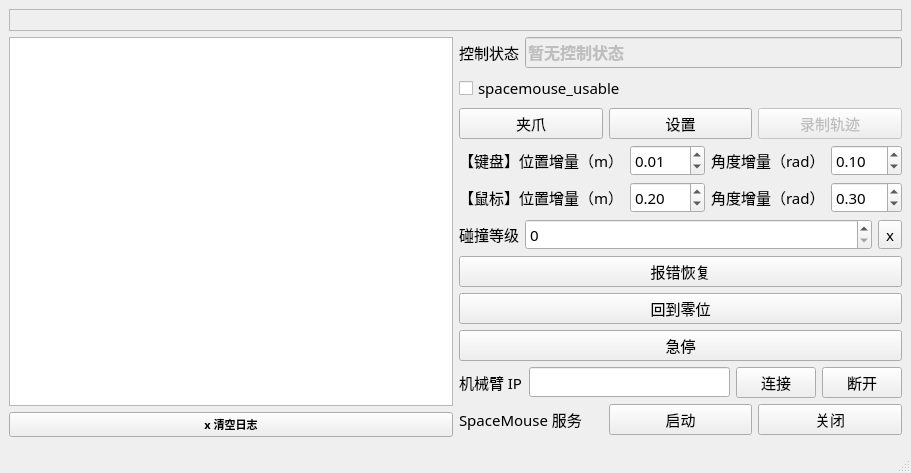
Qt form ui/form.ui (Wel2018/realman_teleop) before a commit.
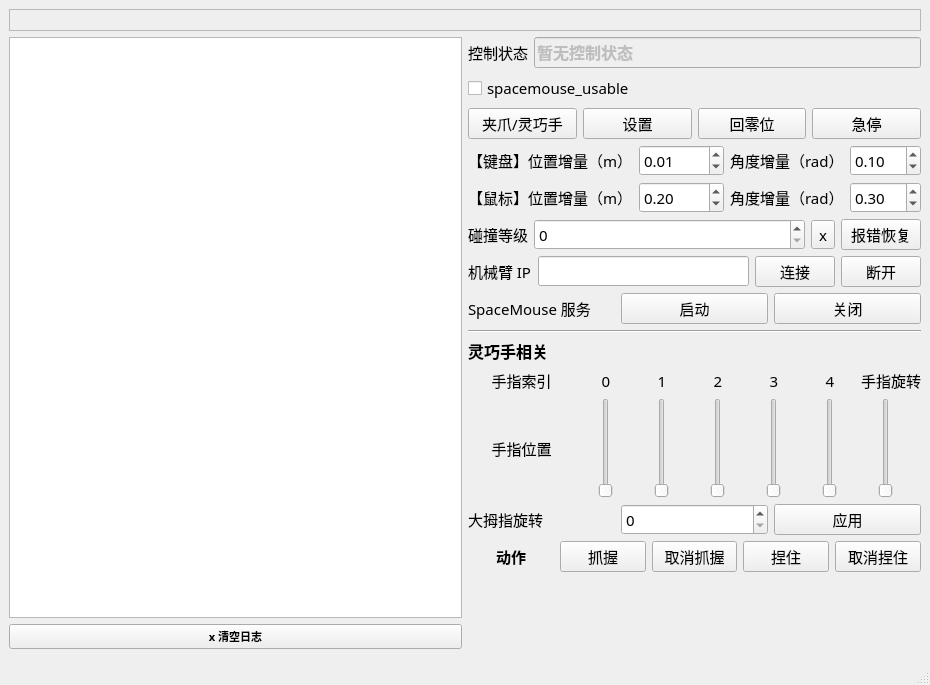
The same form after that commit.

Commit message: 适配灵巧手抓取方式

The edit to the form file:
```diff
--- a/ui/form.ui
+++ b/ui/form.ui
@@ -7,8 +7,8 @@
    <rect>
     <x>0</x>
     <y>0</y>
-    <width>911</width>
-    <height>473</height>
+    <width>930</width>
+    <height>685</height>
    </rect>
   </property>
   <property name="font">
@@ -120,7 +120,7 @@
             <item>
              <widget class="QPushButton" name="btn_gripper">
               <property name="text">
-               <string>夹爪</string>
+               <string>夹爪/灵巧手</string>
               </property>
              </widget>
             </item>
@@ -150,12 +150,16 @@
              </widget>
             </item>
             <item>
-             <widget class="QPushButton" name="btn_rec">
-              <property name="enabled">
-               <bool>false</bool>
+             <widget class="QPushButton" name="btn_gozero">
+              <property name="text">
+               <string>回零位</string>
               </property>
+             </widget>
+            </item>
+            <item>
+             <widget class="QPushButton" name="btn_stop">
               <property name="text">
-               <string>录制轨迹</string>
+               <string>急停</string>
               </property>
              </widget>
             </item>
@@ -377,29 +381,15 @@
               </property>
              </widget>
             </item>
+            <item>
+             <widget class="QPushButton" name="btn_recover">
+              <property name="text">
+               <string>报错恢复</string>
+              </property>
+             </widget>
+            </item>
            </layout>
           </item>
-          <item>
-           <widget class="QPushButton" name="btn_recover">
-            <property name="text">
-             <string>报错恢复</string>
-            </property>
-           </widget>
-          </item>
-          <item>
-           <widget class="QPushButton" name="btn_gozero">
-            <property name="text">
-             <string>回到零位</string>
-            </property>
-           </widget>
-          </item>
-          <item>
-           <widget class="QPushButton" name="btn_stop">
-            <property name="text">
-             <string>急停</string>
-            </property>
-           </widget>
-          </item>
           <item>
            <layout class="QHBoxLayout" name="horizontalLayout_4">
             <item>
@@ -457,6 +447,287 @@
             </item>
            </layout>
           </item>
+          <item>
+           <widget class="Line" name="line">
+            <property name="orientation">
+             <enum>Qt::Orientation::Horizontal</enum>
+            </property>
+           </widget>
+          </item>
+          <item>
+           <widget class="QLabel" name="label_2">
+            <property name="font">
+             <font>
+              <family>Microsoft YaHei</family>
+              <pointsize>12</pointsize>
+              <bold>true</bold>
+             </font>
+            </property>
+            <property name="text">
+             <string>灵巧手相关</string>
+            </property>
+           </widget>
+          </item>
+          <item>
+           <layout class="QGridLayout" name="gridLayout_2">
+            <item row="0" column="0">
+             <widget class="QLabel" name="label_20">
+              <property name="text">
+               <string>手指索引</string>
+              </property>
+              <property name="alignment">
+               <set>Qt::AlignmentFlag::AlignCenter</set>
+              </property>
+             </widget>
+            </item>
+            <item row="0" column="1">
+             <widget class="QLabel" name="label_16">
+              <property name="text">
+               <string>0</string>
+              </property>
+              <property name="alignment">
+               <set>Qt::AlignmentFlag::AlignCenter</set>
+              </property>
+             </widget>
+            </item>
+            <item row="0" column="2">
+             <widget class="QLabel" name="label_22">
+              <property name="text">
+               <string>1</string>
+              </property>
+              <property name="alignment">
+               <set>Qt::AlignmentFlag::AlignCenter</set>
+              </property>
+             </widget>
+            </item>
+            <item row="0" column="3">
+             <widget class="QLabel" name="label_17">
+              <property name="text">
+               <string>2</string>
+              </property>
+              <property name="alignment">
+               <set>Qt::AlignmentFlag::AlignCenter</set>
+              </property>
+             </widget>
+            </item>
+            <item row="0" column="4">
+             <widget class="QLabel" name="label_21">
+              <property name="text">
+               <string>3</string>
+              </property>
+              <property name="alignment">
+               <set>Qt::AlignmentFlag::AlignCenter</set>
+              </property>
+             </widget>
+            </item>
+            <item row="0" column="5">
+             <widget class="QLabel" name="label_19">
+              <property name="text">
+               <string>4</string>
+              </property>
+              <property name="alignment">
+               <set>Qt::AlignmentFlag::AlignCenter</set>
+              </property>
+             </widget>
+            </item>
+            <item row="0" column="6">
+             <widget class="QLabel" name="label_18">
+              <property name="text">
+               <string>手指旋转</string>
+              </property>
+             </widget>
+            </item>
+            <item row="1" column="0">
+             <widget class="QLabel" name="label_15">
+              <property name="text">
+               <string>手指位置</string>
+              </property>
+              <property name="alignment">
+               <set>Qt::AlignmentFlag::AlignCenter</set>
+              </property>
+             </widget>
+            </item>
+            <item row="1" column="1">
+             <widget class="QSlider" name="pos_f0">
+              <property name="minimumSize">
+               <size>
+                <width>50</width>
+                <height>100</height>
+               </size>
+              </property>
+              <property name="maximum">
+               <number>65535</number>
+              </property>
+              <property name="orientation">
+               <enum>Qt::Orientation::Vertical</enum>
+              </property>
+              <property name="tickPosition">
+               <enum>QSlider::TickPosition::NoTicks</enum>
+              </property>
+             </widget>
+            </item>
+            <item row="1" column="2">
+             <widget class="QSlider" name="pos_f1">
+              <property name="minimumSize">
+               <size>
+                <width>50</width>
+                <height>100</height>
+               </size>
+              </property>
+              <property name="maximum">
+               <number>65535</number>
+              </property>
+              <property name="orientation">
+               <enum>Qt::Orientation::Vertical</enum>
+              </property>
+             </widget>
+            </item>
+            <item row="1" column="3">
+             <widget class="QSlider" name="pos_f2">
+              <property name="minimumSize">
+               <size>
+                <width>50</width>
+                <height>100</height>
+               </size>
+              </property>
+              <property name="maximum">
+               <number>65535</number>
+              </property>
+              <property name="orientation">
+               <enum>Qt::Orientation::Vertical</enum>
+              </property>
+             </widget>
+            </item>
+            <item row="1" column="4">
+             <widget class="QSlider" name="pos_f3">
+              <property name="minimumSize">
+               <size>
+                <width>50</width>
+                <height>100</height>
+               </size>
+              </property>
+              <property name="maximum">
+               <number>65535</number>
+              </property>
+              <property name="orientation">
+               <enum>Qt::Orientation::Vertical</enum>
+              </property>
+             </widget>
+            </item>
+            <item row="1" column="5">
+             <widget class="QSlider" name="pos_f4">
+              <property name="minimumSize">
+               <size>
+                <width>50</width>
+                <height>100</height>
+               </size>
+              </property>
+              <property name="maximum">
+               <number>65535</number>
+              </property>
+              <property name="orientation">
+               <enum>Qt::Orientation::Vertical</enum>
+              </property>
+              <property name="tickPosition">
+               <enum>QSlider::TickPosition::NoTicks</enum>
+              </property>
+              <property name="tickInterval">
+               <number>1</number>
+              </property>
+             </widget>
+            </item>
+            <item row="1" column="6">
+             <widget class="QSlider" name="angle_f0">
+              <property name="minimumSize">
+               <size>
+                <width>50</width>
+                <height>100</height>
+               </size>
+              </property>
+              <property name="maximum">
+               <number>100</number>
+              </property>
+              <property name="orientation">
+               <enum>Qt::Orientation::Vertical</enum>
+              </property>
+             </widget>
+            </item>
+           </layout>
+          </item>
+          <item>
+           <layout class="QHBoxLayout" name="horizontalLayout_13">
+            <item>
+             <widget class="QLabel" name="label_6">
+              <property name="text">
+               <string>大拇指旋转</string>
+              </property>
+             </widget>
+            </item>
+            <item>
+             <widget class="QSpinBox" name="rotate_thumb">
+              <property name="maximum">
+               <number>100</number>
+              </property>
+             </widget>
+            </item>
+            <item>
+             <widget class="QPushButton" name="btn_rotate_thumb">
+              <property name="text">
+               <string>应用</string>
+              </property>
+             </widget>
+            </item>
+           </layout>
+          </item>
+          <item>
+           <layout class="QHBoxLayout" name="horizontalLayout_12">
+            <item>
+             <widget class="QLabel" name="label_23">
+              <property name="font">
+               <font>
+                <family>Microsoft YaHei</family>
+                <pointsize>11</pointsize>
+                <bold>true</bold>
+               </font>
+              </property>
+              <property name="text">
+               <string>动作</string>
+              </property>
+              <property name="alignment">
+               <set>Qt::AlignmentFlag::AlignCenter</set>
+              </property>
+             </widget>
+            </item>
+            <item>
+             <widget class="QPushButton" name="btn_4finge_pick">
+              <property name="text">
+               <string>抓握</string>
+              </property>
+             </widget>
+            </item>
+            <item>
+             <widget class="QPushButton" name="btn_4finge_release">
+              <property name="text">
+               <string>取消抓握</string>
+              </property>
+             </widget>
+            </item>
+            <item>
+             <widget class="QPushButton" name="btn_2finge_pick">
+              <property name="text">
+               <string>捏住</string>
+              </property>
+             </widget>
+            </item>
+            <item>
+             <widget class="QPushButton" name="btn_2finge_release">
+              <property name="text">
+               <string>取消捏住</string>
+              </property>
+             </widget>
+            </item>
+           </layout>
+          </item>
           <item>
            <spacer name="verticalSpacer">
             <property name="orientation">
```
The commit also changes 8 other files.
